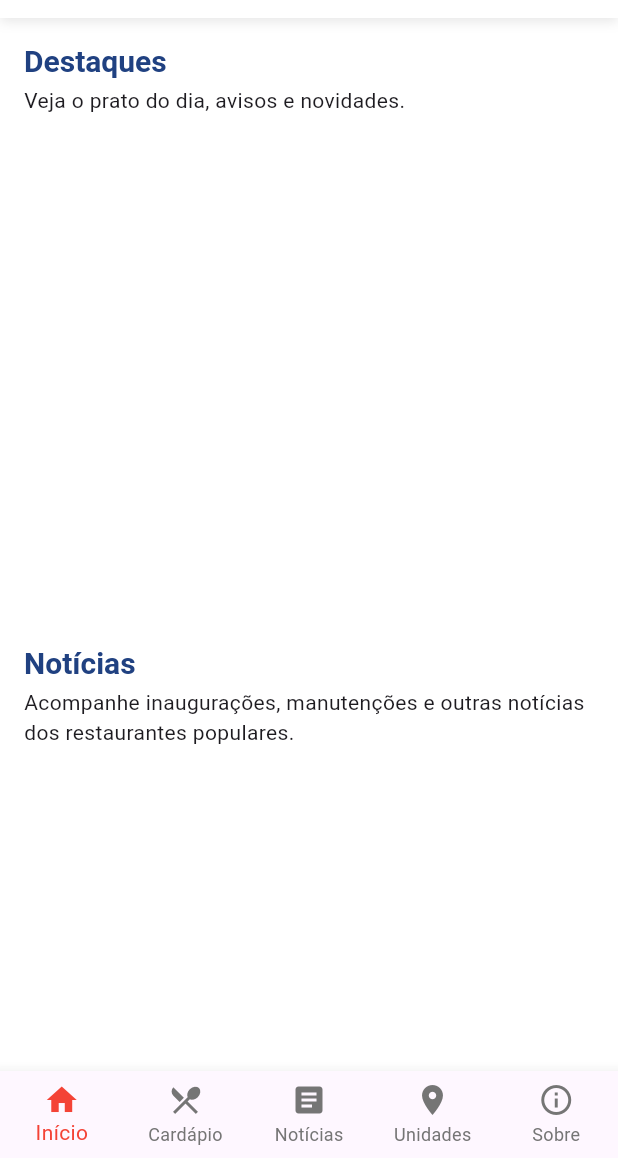
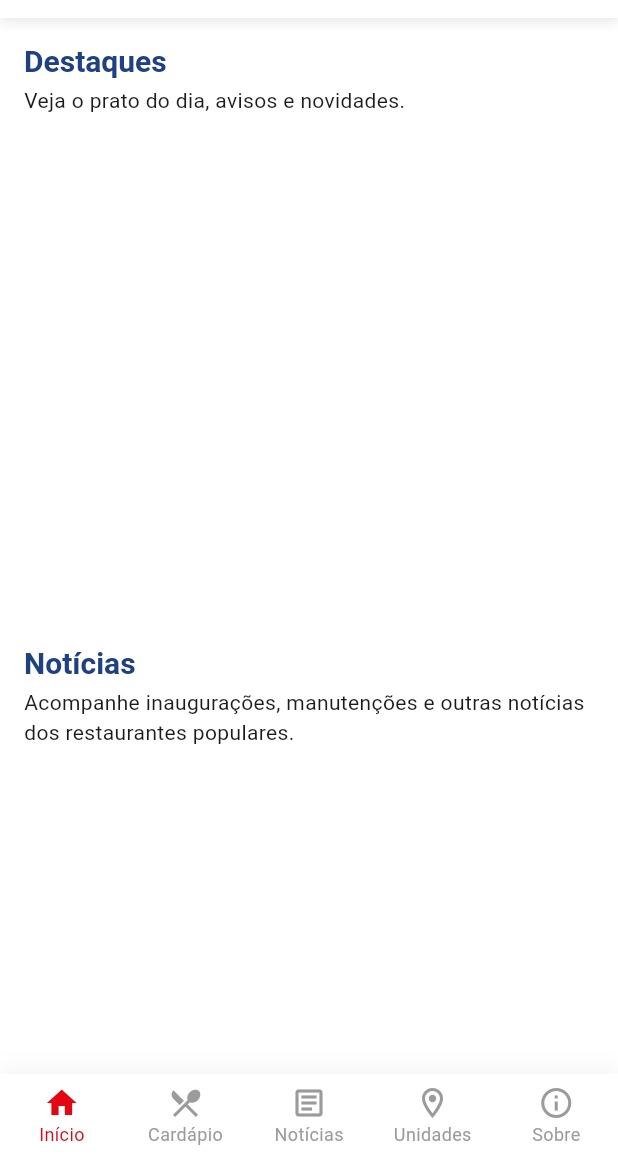
Before and after one commit to sitwdigital/restaurante_popular, a Flutter app: the MainNavigation screen opened directly, on a phone screen of 412 x 824 dp, the part 78-1236 px from its top. Run offline on Flutter 3.47's test engine with Material 3 defaults, Android fonts, the phone set to English and light mode, and no system bars; our stand-ins replace flutter_local_notifications, flutter_svg, geolocator, google_maps_flutter, permission_handler, smooth_page_indicator and 2 more; network calls fail.

Commit message:
Atualizações do projeto

```diff
--- a/lib/screens/main_navigation.dart
+++ b/lib/screens/main_navigation.dart
@@ -4,7 +4,6 @@ import 'cardapio_screen.dart';
 import 'news_screen.dart';
 import 'unidades_screen.dart';
 import 'sobre_screen.dart';
-
 
 class MainNavigation extends StatefulWidget {
   const MainNavigation({super.key});
@@ -28,25 +27,62 @@ class _MainNavigationState extends State<MainNavigation> {
   Widget build(BuildContext context) {
     return Scaffold(
       body: _screens[_currentIndex],
-      bottomNavigationBar: SafeArea(
+      bottomNavigationBar: Container(
+        decoration: BoxDecoration(
+          color: Colors.white,
+          boxShadow: [
+            BoxShadow(
+              color: Colors.black.withOpacity(0.05),
+              blurRadius: 12,
+              offset: const Offset(0, -2),
+            ),
+          ],
+        ),
+        child: SafeArea(
           top: false,
           child: BottomNavigationBar(
             currentIndex: _currentIndex,
             type: BottomNavigationBarType.fixed,
-          selectedItemColor: Colors.red,
-          unselectedItemColor: Colors.grey[600],
-          items: const [
-            BottomNavigationBarItem(icon: Icon(Icons.home), label: 'Início'),
-            BottomNavigationBarItem(icon: Icon(Icons.restaurant_menu), label: 'Cardápio'),
-            BottomNavigationBarItem(icon: Icon(Icons.article), label: 'Notícias'),
-            BottomNavigationBarItem(icon: Icon(Icons.location_on), label: 'Unidades'),
-            BottomNavigationBarItem(icon: Icon(Icons.info_outline), label: 'Sobre'),
-          ],
+            selectedItemColor: const Color(0xFFE30613),
+            unselectedItemColor: const Color(0xFF9B9B9B),
+            backgroundColor: Colors.white,
+            showUnselectedLabels: true,
+            selectedFontSize: 12,
+            unselectedFontSize: 12,
+            elevation: 0,
             onTap: (index) {
               setState(() {
                 _currentIndex = index;
               });
             },
+            items: const [
+              BottomNavigationBarItem(
+                icon: Icon(Icons.home_outlined),
+                activeIcon: Icon(Icons.home),
+                label: 'Início',
+              ),
+              BottomNavigationBarItem(
+                icon: Icon(Icons.restaurant_menu_outlined),
+                activeIcon: Icon(Icons.restaurant_menu),
+                label: 'Cardápio',
+              ),
+              BottomNavigationBarItem(
+                icon: Icon(Icons.article_outlined),
+                activeIcon: Icon(Icons.article),
+                label: 'Notícias',
+              ),
+              BottomNavigationBarItem(
+                icon: Icon(Icons.location_on_outlined),
+                activeIcon: Icon(Icons.location_on),
+                label: 'Unidades',
+              ),
+              BottomNavigationBarItem(
+                icon: Icon(Icons.info_outline),
+                activeIcon: Icon(Icons.info),
+                label: 'Sobre',
+              ),
+            ],
+          ),
         ),
       ),
     );
--- a/pubspec.yaml
+++ b/pubspec.yaml
@@ -22,7 +22,7 @@ dependencies:
   latlong2: ^0.9.0
   video_player: ^2.8.2
   smooth_page_indicator: ^1.1.0
-  flutter_local_notifications: 15.1.1
+  flutter_local_notifications: ^17.0.0
   timezone: ^0.9.2
 
 dev_dependencies:
```
Also changed, not shown: lib/main.dart (+8 -1 lines), lib/screens/home_screen.dart (+30 -34 lines), lib/screens/unidades_screen.dart (+6 -1 lines), pubspec.lock, 1 other file. Lines whose indentation alone changed are shown as unchanged.
